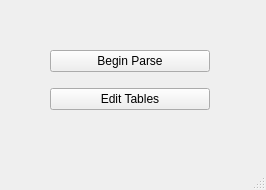
Before: the Qt Designer form mainwindow.ui in Acliu1498/freshman_form_parser, drawn with Qt 5.
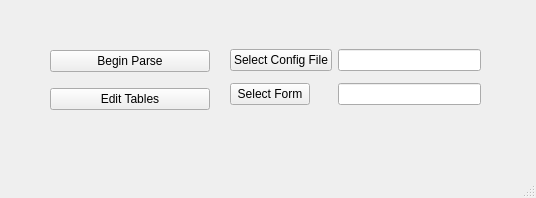
After: the same form once the commit is applied.

What changed in the file:
```diff
--- a/mainwindow.ui
+++ b/mainwindow.ui
@@ -6,8 +6,8 @@
    <rect>
     <x>0</x>
     <y>0</y>
-    <width>266</width>
-    <height>190</height>
+    <width>536</width>
+    <height>198</height>
    </rect>
   </property>
   <property name="windowTitle">
@@ -40,6 +40,44 @@
      </item>
     </layout>
    </widget>
+   <widget class="QWidget" name="formLayoutWidget">
+    <property name="geometry">
+     <rect>
+      <x>230</x>
+      <y>40</y>
+      <width>251</width>
+      <height>80</height>
+     </rect>
+    </property>
+    <layout class="QFormLayout" name="formLayout">
+     <property name="verticalSpacing">
+      <number>12</number>
+     </property>
+     <property name="topMargin">
+      <number>9</number>
+     </property>
+     <item row="0" column="1">
+      <widget class="QLineEdit" name="lineEdit"/>
+     </item>
+     <item row="0" column="0">
+      <widget class="QPushButton" name="pushButton">
+       <property name="text">
+        <string>Select Config File</string>
+       </property>
+      </widget>
+     </item>
+     <item row="1" column="0">
+      <widget class="QPushButton" name="btn_select_form">
+       <property name="text">
+        <string>Select Form</string>
+       </property>
+      </widget>
+     </item>
+     <item row="1" column="1">
+      <widget class="QLineEdit" name="lineEdit_2"/>
+     </item>
+    </layout>
+   </widget>
   </widget>
   <widget class="QMenuBar" name="menubar">
    <property name="geometry">
```
Left out of the diff: 2 changed lines with no effect on the pictures.
